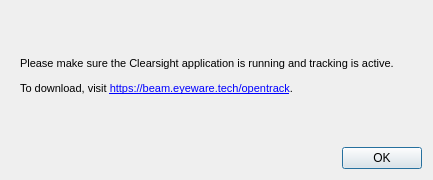
Reblexis/opentrack, file tracker-clearsight/clearsight.ui: the form before one commit.
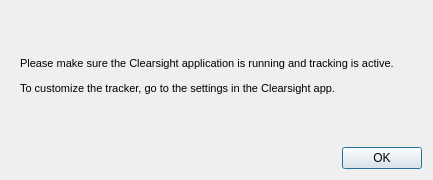
The form after the commit. Icons and pictures are not drawn.

What changed in the file:
```diff
--- a/tracker-clearsight/clearsight.ui
+++ b/tracker-clearsight/clearsight.ui
@@ -53,7 +53,7 @@
 p, li { white-space: pre-wrap; }
 &lt;/style&gt;&lt;/head&gt;&lt;body style=&quot; font-family:'MS Shell Dlg 2'; font-size:8pt; font-weight:400; font-style:normal;&quot;&gt;
 &lt;p style=&quot; margin-top:12px; margin-bottom:12px; margin-left:0px; margin-right:0px; -qt-block-indent:0; text-indent:0px;&quot;&gt;Please make sure the Clearsight application is running and tracking is active.&lt;/p&gt;
-&lt;p style=&quot; margin-top:12px; margin-bottom:12px; margin-left:0px; margin-right:0px; -qt-block-indent:0; text-indent:0px;&quot;&gt;To download, visit &lt;a href=&quot;https://beam.eyeware.tech/opentrack&quot;&gt;&lt;span style=&quot; text-decoration: underline; color:#0000ff;&quot;&gt;https://beam.eyeware.tech/opentrack&lt;/span&gt;&lt;/a&gt;.&lt;/p&gt;&lt;/body&gt;&lt;/html&gt;</string> <!-- TODO: update link -->
+&lt;p style=&quot; margin-top:12px; margin-bottom:12px; margin-left:0px; margin-right:0px; -qt-block-indent:0; text-indent:0px;&quot;&gt;To customize the tracker, go to the settings in the Clearsight app.&lt;/p&gt;&lt;/body&gt;&lt;/html&gt;</string>
         </property>
         <property name="openExternalLinks">
          <bool>true</bool>
```
